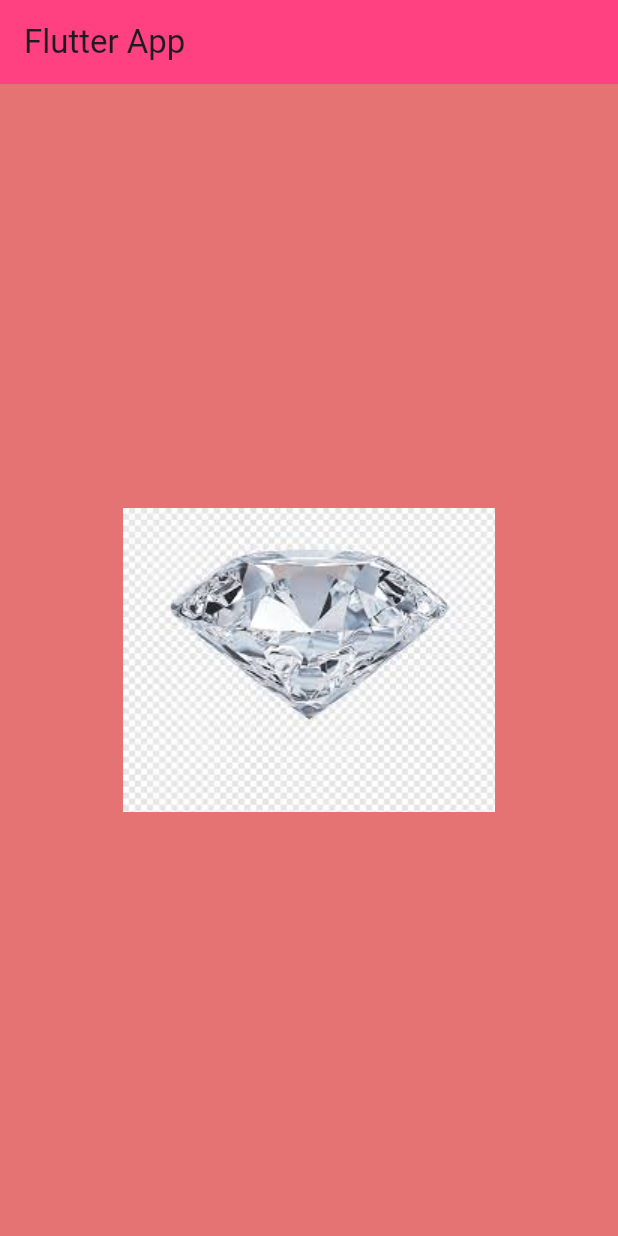
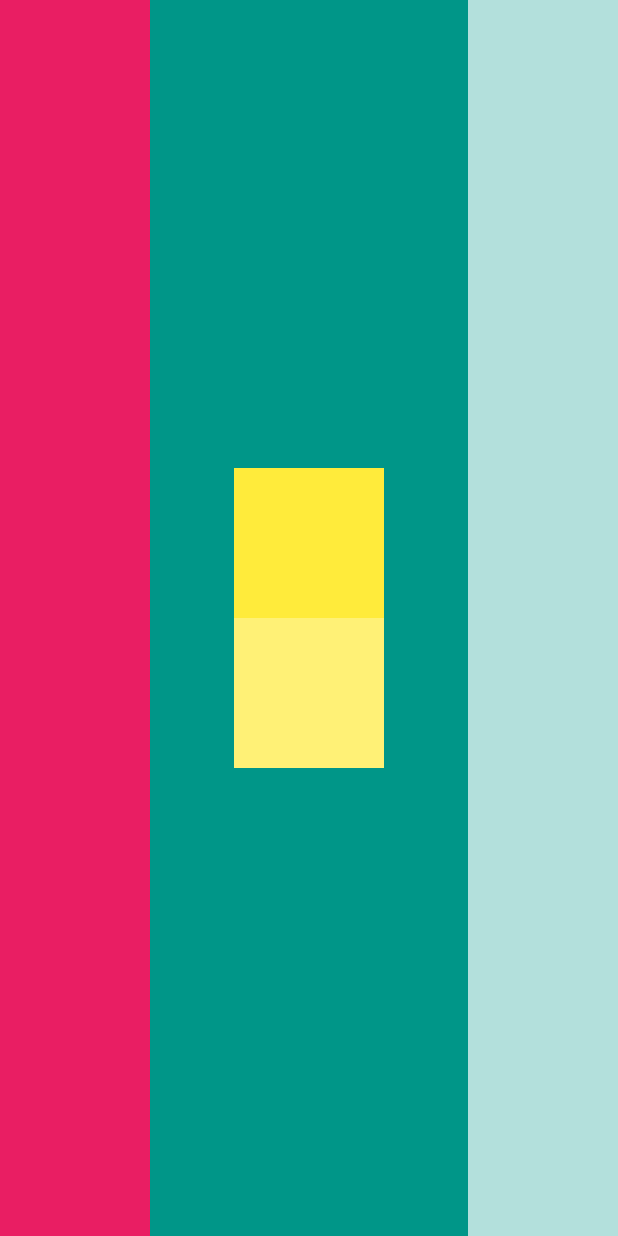
Before and after one commit to Pcode13/Flutter_Udemy_App, a Flutter app: the screen it shows after launch, on a phone screen of 412 x 824 dp. Run offline on Flutter 3.47's test engine with Material 3 defaults, Android fonts, the phone set to English and light mode, and no system bars.

Commit message:
Flutter Layouts Challenge

```diff
--- a/lib/main.dart
+++ b/lib/main.dart
@@ -1,21 +1,46 @@
 import 'package:flutter/material.dart';
 
 void main(){
-  runApp(
-MaterialApp(
-home: Scaffold(
-  backgroundColor: Colors.red.shade300,
-  appBar: AppBar(
-    title: Text("Flutter App "),
-    backgroundColor: Colors.pinkAccent,
-  ),
-  body:Center(
+  runApp(MyApp());
+}
 
-      child: Image(image:AssetImage("images/dimond.png"))
-  )
+class MyApp extends StatelessWidget {
+  const MyApp({super.key});
+
+  @override
+  Widget build(BuildContext context) {
+    return MaterialApp(
+        home: Scaffold(
+            backgroundColor: Colors.teal,
+            body:SafeArea(
+                child: Row(
+                  mainAxisAlignment: MainAxisAlignment.spaceBetween,
+                  children: <Widget>[
+                    Container(
+                      width: 100.0,
+                      color: Colors.pink,
+                    ),
+                    // SizedBox(width: 30),
+                    Container(
+                     child: Column(
+                       mainAxisAlignment: MainAxisAlignment.center,
+                       children: <Widget>[
+                         Container(width: 100.0,height: 100.0,color: Colors.yellow),
+                      Container(width: 100.0,height: 100.0,color: Colors.yellow.shade300),]
+                     ),
+                    ),
+                    // SizedBox(width: 30),
+                    Container(
+                      width: 100.0,
+                      color: Colors.white70,
+                    ),
+
+                  ],
+                )
+            )
 
 
-)
-)
-);
+        )
+    );
+  }
 }
```
